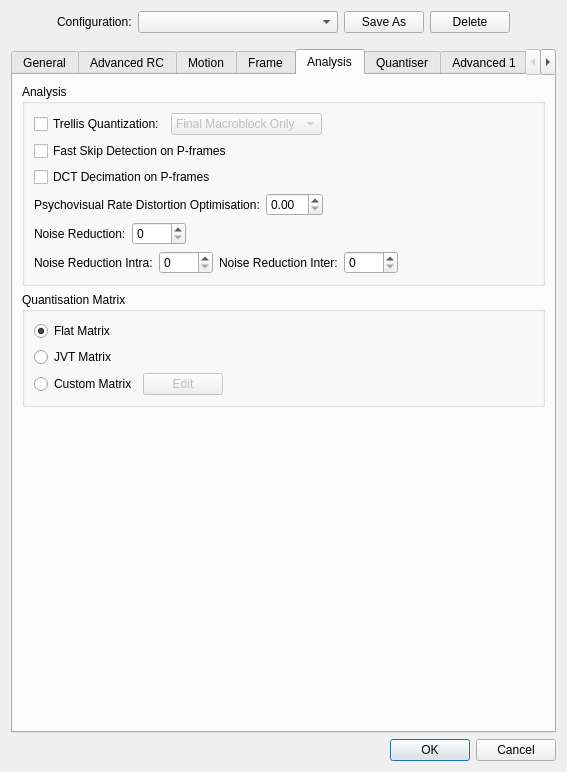
The window that avidemux_plugins/ADM_videoEncoder/x265/qt4/x265ConfigDialog.ui (mean00/avidemux2) describes before a commit, drawn with Qt 5.
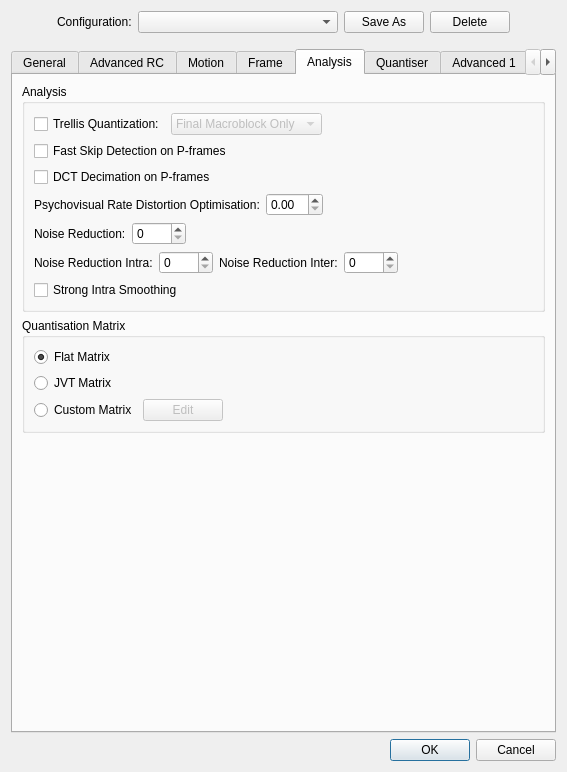
The same window after the commit. The open tabs and pages were chosen to show the change.

Commit message: [x265] Add strong_intra_smoothing encoder config option

Diff of the .ui file:
```diff
--- a/avidemux_plugins/ADM_videoEncoder/x265/qt4/x265ConfigDialog.ui
+++ b/avidemux_plugins/ADM_videoEncoder/x265/qt4/x265ConfigDialog.ui
@@ -1923,6 +1923,13 @@
             </item>
            </layout>
           </item>
+          <item>
+           <widget class="QCheckBox" name="strongIntraSmoothingCheckBox">
+            <property name="text">
+             <string>Strong Intra Smoothing</string>
+            </property>
+           </widget>
+          </item>
          </layout>
         </widget>
        </item>
```
The commit also changes 7 other files.
